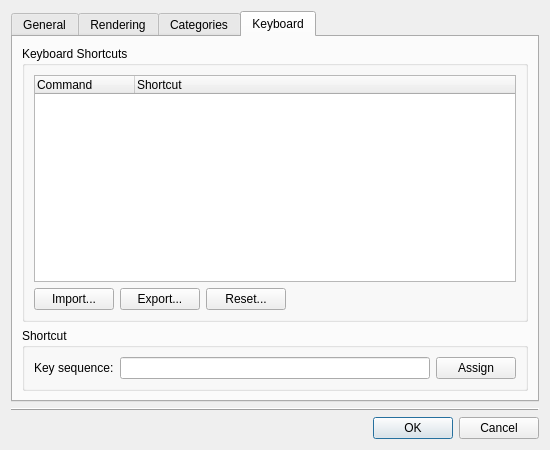
Before: the Qt Designer form qt/lc_qpreferencesdialog.ui in ldraw-linux/leocad, drawn with Qt 5.
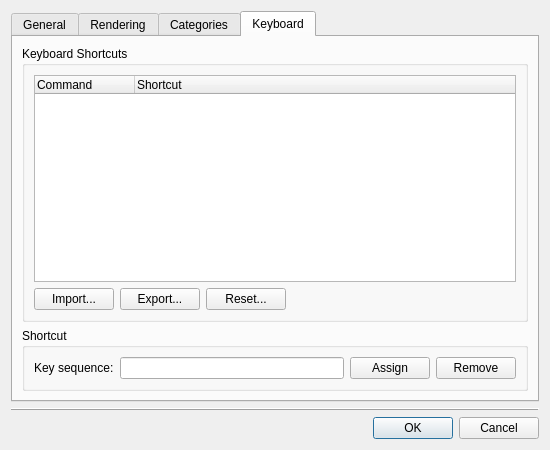
After: the same form once the commit is applied. The open tabs and pages were chosen to show the change.

Commit message: Added button to remove a keyboard shortcut.

Diff of the .ui file:
```diff
--- a/qt/lc_qpreferencesdialog.ui
+++ b/qt/lc_qpreferencesdialog.ui
@@ -548,6 +548,13 @@
                 </property>
                </widget>
               </item>
+              <item>
+               <widget class="QPushButton" name="shortcutRemove">
+                <property name="text">
+                 <string>Remove</string>
+                </property>
+               </widget>
+              </item>
              </layout>
              <zorder>shortcutEdit</zorder>
              <zorder>label_7</zorder>
```
Left out of the diff: 1 changed line with no effect on the pictures. The commit also changes 2 other files.
